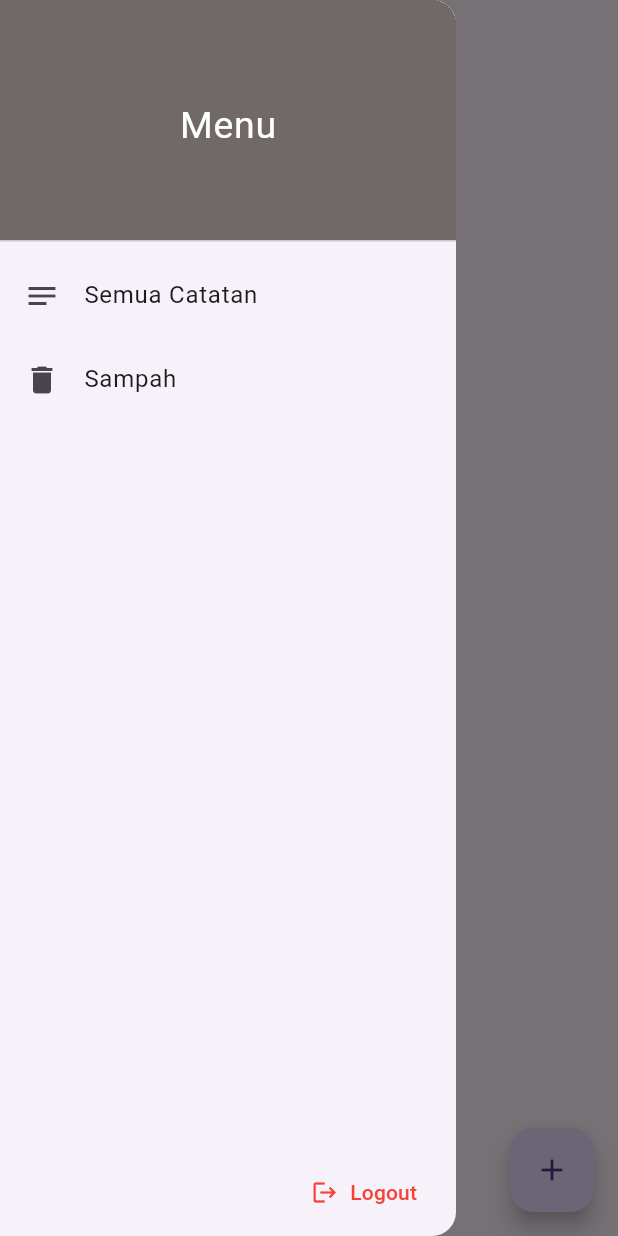
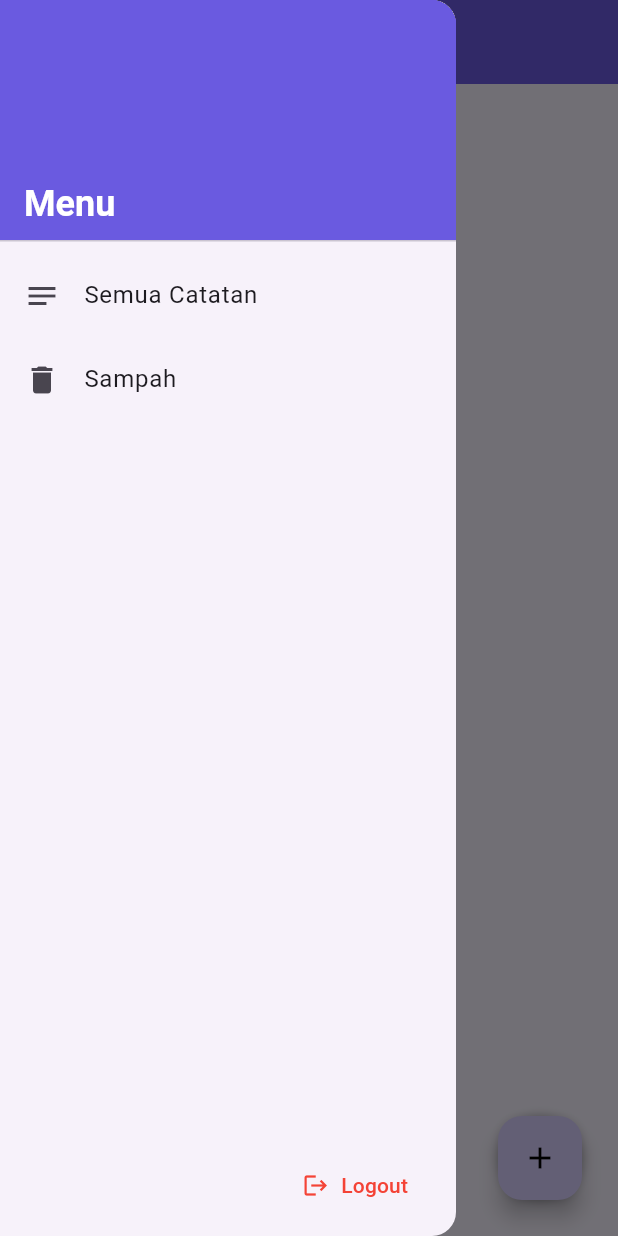
Before and after one commit to Th9o/aplikasi_catatan_rahasia, a Flutter app: the screen it shows once a user with an empty profile is signed in, with the side drawer open, on a phone screen of 412 x 824 dp. Run offline on Flutter 3.47's test engine with Material 3 defaults, Android fonts, the phone set to English and light mode, and no system bars; our stand-ins replace cloud_firestore, firebase_auth, firebase_core; missing offline and left inert: encrypt; accounts and stored records are empty; statements that could not run were skipped.

Commit message:
fix home_screen.dart

```diff
--- a/lib/screens/home_screen.dart
+++ b/lib/screens/home_screen.dart
@@ -22,7 +22,9 @@ class _HomeScreenState extends State<HomeScreen> {
       setState(() => _isLoading = true);
       final userId = await AuthService().getCurrentUserId();
 
-      if (userId == null) throw Exception('User ID tidak ditemukan.');
+      if (userId == null) {
+        throw Exception('User ID tidak ditemukan.');
+      }
 
       final notes = await _noteService.getDecryptedNotes(userId);
       setState(() {
@@ -32,11 +34,10 @@ class _HomeScreenState extends State<HomeScreen> {
     } catch (e) {
       debugPrint('Gagal memuat catatan: $e');
       setState(() => _isLoading = false);
-
       if (context.mounted) {
-        ScaffoldMessenger.of(context).showSnackBar(
-          SnackBar(content: Text('Terjadi kesalahan: $e')),
-        );
+        ScaffoldMessenger.of(
+          context,
+        ).showSnackBar(SnackBar(content: Text('Terjadi kesalahan: $e')));
       }
     }
   }
@@ -50,16 +51,25 @@ class _HomeScreenState extends State<HomeScreen> {
   @override
   Widget build(BuildContext context) {
     return Scaffold(
-      appBar: AppBar(title: const Text('Catatan Rahasia')),
+      backgroundColor: const Color(0xFFF7F3FF),
+      appBar: AppBar(
+        title: const Text('Catatan Rahasia'),
+        backgroundColor: const Color(0xFF6A5AE0),
+        foregroundColor: Colors.white,
+      ),
       drawer: Drawer(
         child: Column(
           children: [
-            const DrawerHeader(
-              decoration: BoxDecoration(color: Color.fromRGBO(113, 104, 104, 1)),
-              child: Center(
+            DrawerHeader(
+              decoration: const BoxDecoration(color: Color(0xFF6A5AE0)),
+              child: Align(
+                alignment: Alignment.bottomLeft,
                 child: Text(
                   'Menu',
-                  style: TextStyle(color: Colors.white, fontSize: 25),
+                  style: Theme.of(context).textTheme.headlineSmall!.copyWith(
+                    color: Colors.white,
+                    fontWeight: FontWeight.bold,
+                  ),
                 ),
               ),
             ),
@@ -75,7 +85,7 @@ class _HomeScreenState extends State<HomeScreen> {
             ),
             const Spacer(),
             Padding(
-              padding: const EdgeInsets.only(bottom: 5.0, right: 10.0),
+              padding: const EdgeInsets.only(bottom: 10, right: 16),
               child: Align(
                 alignment: Alignment.bottomRight,
                 child: TextButton.icon(
@@ -99,57 +109,89 @@ class _HomeScreenState extends State<HomeScreen> {
           ],
         ),
       ),
-      body: _isLoading
+      body:
+          _isLoading
               ? const Center(child: CircularProgressIndicator())
               : _notes.isEmpty
-              ? const Center(child: Text("Belum ada catatan."))
+              ? const Center(
+                child: Text(
+                  "Belum ada catatan.",
+                  style: TextStyle(fontSize: 16, color: Colors.grey),
+                ),
+              )
               : ListView.builder(
+                padding: const EdgeInsets.all(16),
                 itemCount: _notes.length,
                 itemBuilder: (context, index) {
                   final note = _notes[index];
-                    final title = note.decryptedContent?.split('\n').first ?? 'Tanpa Judul';
-                    final content = note.decryptedContent ?? '';
+                  final title =
+                      note.decryptedContent?.split('\n').first ?? 'Tanpa Judul';
+                  final body =
+                      note.decryptedContent?.split('\n').skip(1).join('\n') ??
+                      '';
 
-                    return ListTile(
+                  return Card(
+                    margin: const EdgeInsets.only(bottom: 12),
+                    shape: RoundedRectangleBorder(
+                      borderRadius: BorderRadius.circular(16),
+                    ),
+                    elevation: 3,
+                    child: ListTile(
+                      contentPadding: const EdgeInsets.symmetric(
+                        horizontal: 16,
+                        vertical: 12,
+                      ),
                       title: Text(
                         title,
-                        maxLines: 1,
-                        overflow: TextOverflow.ellipsis,
+                        style: const TextStyle(
+                          fontSize: 18,
+                          fontWeight: FontWeight.bold,
+                        ),
                       ),
                       subtitle: Text(
-                        content,
-                        maxLines: 2,
+                        body,
+                        maxLines: 3,
                         overflow: TextOverflow.ellipsis,
+                        style: const TextStyle(
+                          fontSize: 14,
+                          color: Colors.black54,
                         ),
-                      trailing: IconButton(
-                        icon: const Icon(Icons.edit),
-                        tooltip: 'Edit Catatan',
-                        onPressed: () async {
+                      ),
+                      onTap: () async {
                         await Navigator.push(
                           context,
                           MaterialPageRoute(
-                              builder: (_) => NoteEditorPage(
+                            builder:
+                                (_) => NoteEditorPage(
                                   existingNoteId: note.id,
-                                existingNoteContent: content,
+                                  existingNoteContent: note.decryptedContent,
                                 ),
                           ),
                         );
-                          _loadNotes(); // refresh setelah kembali dari edit
+                        _loadNotes();
                       },
                     ),
                   );
                 },
               ),
-      floatingActionButton: FloatingActionButton(
+      floatingActionButton: Container(
+        margin: const EdgeInsets.all(8),
+        decoration: BoxDecoration(
+          shape: BoxShape.circle,
+          boxShadow: [BoxShadow(color: Colors.black26, blurRadius: 6)],
+        ),
+        child: FloatingActionButton(
+          backgroundColor: const Color(0xFFD8CFFF),
           onPressed: () async {
             await Navigator.push(
               context,
               MaterialPageRoute(builder: (_) => const NoteEditorPage()),
             );
-          _loadNotes(); // Refresh setelah kembali dari tambah
+            _loadNotes();
           },
-        child: const Icon(Icons.add),
+          child: const Icon(Icons.add, color: Colors.black),
           tooltip: 'Tambah Catatan',
+        ),
       ),
     );
   }
```
Lines whose indentation alone changed are shown as unchanged.
